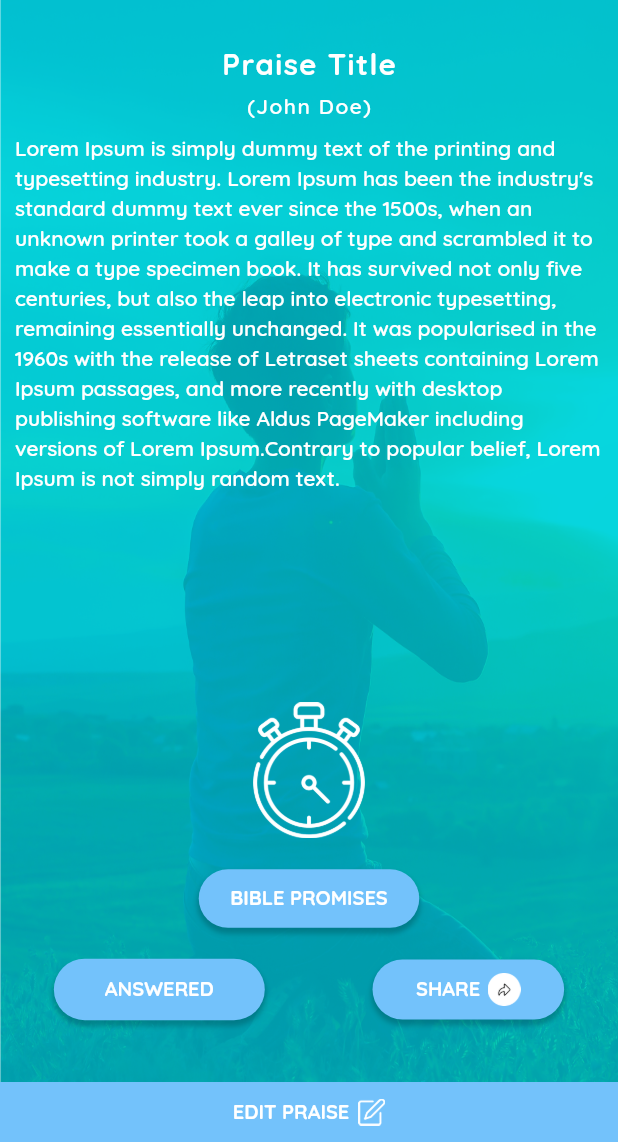
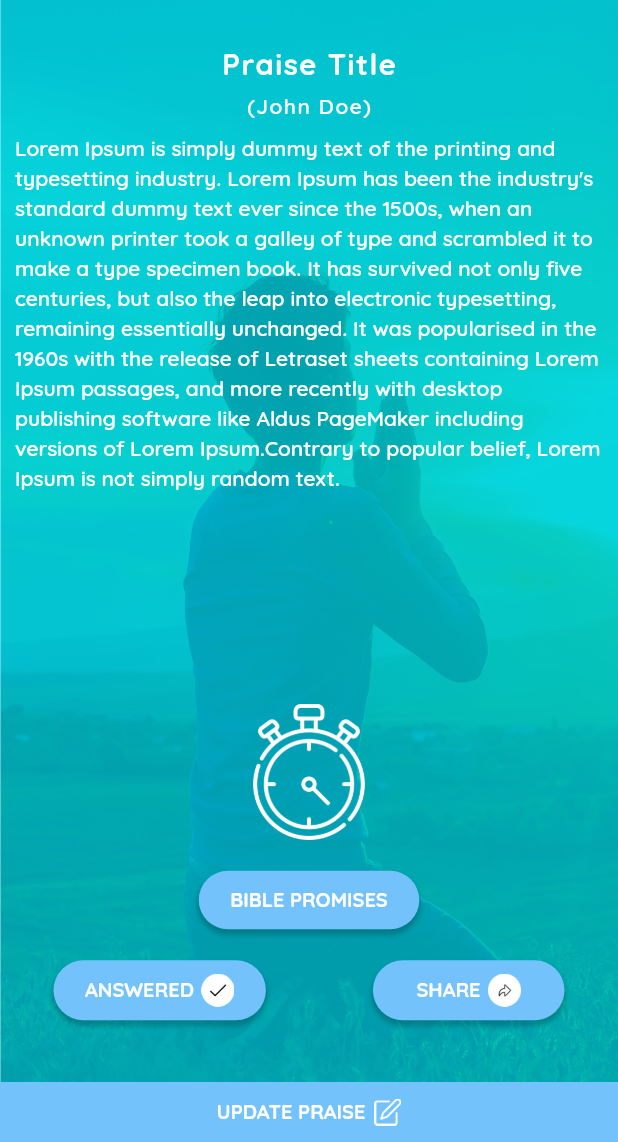
Before and after one commit to TorchPoint/PrayerApp, a Flutter app: the FinishPraiseScreen screen opened directly, on a phone screen of 412 x 824 dp, the part 94-1236 px from its top. Run offline on Flutter 3.47's test engine with Material 2 defaults, Android fonts, the phone set to English and light mode, and no system bars; our stand-ins replace another_flushbar, bubble_tab_indicator, contacts_service, fluttertoast, font_awesome_flutter, mask_text_input_formatter and 4 more; missing offline and left inert: flutter_cupertino_date_picker_fork, share_extend, textfield_search.

Commit message:
ui_changes_done

```diff
--- a/lib/add_praise/screens/add_praise_screen.dart
+++ b/lib/add_praise/screens/add_praise_screen.dart
@@ -270,15 +270,15 @@ class _AddPraiseScreenState extends State<AddPraiseScreen> {
   Widget _addPraiseButtonWidget()
   {
     return CustomRaisedButton(
-      containerWidth: MediaQuery.of(context).size.width*0.85,
-      containerHeight: MediaQuery.of(context).size.height*0.075,
+      containerWidth: MediaQuery.of(context).size.width*0.65,
+      containerHeight: MediaQuery.of(context).size.height*0.07,
       buttonColor: AppColors.BUTTON_COLOR,
       borderColor: AppColors.BUTTON_COLOR,
       elevation: 7.0,
       buttonText: widget.praiseButtonText,
       textColor: AppColors.WHITE_COLOR,
       fontWeight: FontWeight.w700,
-      fontSize: 1.25,
+      fontSize: 1.3,
       onPressed: (){
         if(_addPraiseKey.currentState.validate())
         {
--- a/lib/add_prayer/screens/add_prayer_screen.dart
+++ b/lib/add_prayer/screens/add_prayer_screen.dart
@@ -272,15 +272,15 @@ class _AddPrayerScreenState extends State<AddPrayerScreen> {
   Widget _addPrayerButtonWidget()
   {
     return CustomRaisedButton(
-      containerWidth: MediaQuery.of(context).size.width*0.85,
-      containerHeight: MediaQuery.of(context).size.height*0.075,
+      containerWidth: MediaQuery.of(context).size.width*0.65,
+      containerHeight: MediaQuery.of(context).size.height*0.07,
       buttonColor: AppColors.BUTTON_COLOR,
       borderColor: AppColors.BUTTON_COLOR,
       elevation: 7.0,
       buttonText: widget.prayerButtonText,
       textColor: AppColors.WHITE_COLOR,
       fontWeight: FontWeight.w700,
-      fontSize: 1.25,
+      fontSize: 1.3,
       onPressed: (){
         if(_addPrayerKey.currentState.validate())
         {
--- a/lib/drawer/drawer_screen.dart
+++ b/lib/drawer/drawer_screen.dart
@@ -2,6 +2,7 @@ import 'package:flutter/material.dart';
 import 'package:prayer_hybrid_app/auth/screens/auth_main_screen.dart';
 import 'package:prayer_hybrid_app/home/home_screen.dart';
 import 'package:prayer_hybrid_app/prayer_group/screens/create_prayer_group_screen.dart';
+import 'package:prayer_hybrid_app/prayer_group/screens/prayer_group_list_screen.dart';
 import 'package:prayer_hybrid_app/prayer_praise_info/screens/prayer_praise_tab_screen.dart';
 import 'package:prayer_hybrid_app/utils/app_colors.dart';
 import 'package:prayer_hybrid_app/utils/app_strings.dart';
@@ -316,7 +317,8 @@ class _DrawerScreenState extends State<DrawerScreen> with SingleTickerProviderSt
     else if(navigateIndex == 4)
     {
       AppNavigation.navigatorPop(context);
-      AppNavigation.navigateTo(context, CreatePrayerGroupScreen());
+      // AppNavigation.navigateTo(context, CreatePrayerGroupScreen());
+      AppNavigation.navigateTo(context, PrayerGroupListScreen());
     }
     //For Report
     else if(navigateIndex == 5)
--- a/lib/prayer_praise_info/screens/finish_praise_screen.dart
+++ b/lib/prayer_praise_info/screens/finish_praise_screen.dart
@@ -18,7 +18,7 @@ class FinishPraiseScreen extends StatefulWidget {
 
 class _FinishPraiseScreenState extends State<FinishPraiseScreen> {
 
-  bool answerTick = false;
+  bool answerTick = true;
   StopWatchAlertScreen stopWatchAlertScreen = StopWatchAlertScreen();
 
   @override
@@ -112,7 +112,7 @@ class _FinishPraiseScreenState extends State<FinishPraiseScreen> {
       },
       trailingIconPath: AssetPaths.CANCEL_ICON,
       trailingTap: (){
-        print("Cancel Icon");
+        AppNavigation.navigatorPop(context);
       },
     );
   }
@@ -168,10 +168,10 @@ class _FinishPraiseScreenState extends State<FinishPraiseScreen> {
       suffixImagePath: answerTick == true ? AssetPaths.ANSWERED_ICON : null,
       onTap: (){
         print("Answered");
-        setState(() {
-          answerTick = !answerTick;
-        });
-        AppNavigation.navigatorPop(context);
+        // setState(() {
+        //   answerTick = !answerTick;
+        // });
+        //AppNavigation.navigatorPop(context);
       },
     );
   }
@@ -198,7 +198,7 @@ class _FinishPraiseScreenState extends State<FinishPraiseScreen> {
   {
     return GestureDetector(
       onTap: (){
-        AppNavigation.navigateTo(context, AddPraiseScreen(praiseButtonText: AppStrings.EDIT_PRAISE_TEXT.toUpperCase(),));
+        AppNavigation.navigateTo(context, AddPraiseScreen(praiseButtonText: AppStrings.UPDATE_PRAISE_TEXT.toUpperCase(),));
       },
       child: Container(
         width: MediaQuery.of(context).size.width,
@@ -207,7 +207,7 @@ class _FinishPraiseScreenState extends State<FinishPraiseScreen> {
         child: Row(
           mainAxisAlignment: MainAxisAlignment.center,
           children: [
-            Text(AppStrings.EDIT_PRAISE_TEXT.toUpperCase(),style: TextStyle(color: AppColors.WHITE_COLOR,fontWeight: FontWeight.w700),textScaleFactor: 0.95,),
+            Text(AppStrings.UPDATE_PRAISE_TEXT.toUpperCase(),style: TextStyle(color: AppColors.WHITE_COLOR,fontWeight: FontWeight.w700),textScaleFactor: 0.95,),
             SizedBox(width: 6.0,),
             Image.asset(AssetPaths.EDIT_ICON,width: 18.0,)
           ],
--- a/lib/prayer_praise_info/screens/finish_praying_screen.dart
+++ b/lib/prayer_praise_info/screens/finish_praying_screen.dart
@@ -112,7 +112,7 @@ class _FinishPrayingScreenState extends State<FinishPrayingScreen> {
       },
       trailingIconPath: AssetPaths.CANCEL_ICON,
       trailingTap: (){
-        print("Cancel Icon");
+        AppNavigation.navigatorPop(context);
       },
     );
   }
@@ -172,7 +172,7 @@ class _FinishPrayingScreenState extends State<FinishPrayingScreen> {
           answerTick = !answerTick;
         });
 
-        AppNavigation.navigatorPop(context);
+        //AppNavigation.navigatorPop(context);
       },
     );
   }
@@ -198,7 +198,7 @@ class _FinishPrayingScreenState extends State<FinishPrayingScreen> {
   {
     return GestureDetector(
       onTap: (){
-        AppNavigation.navigateTo(context, AddPrayerScreen(prayerButtonText: AppStrings.EDIT_PRAYER_TEXT.toUpperCase()));
+        AppNavigation.navigateTo(context, AddPrayerScreen(prayerButtonText: AppStrings.UPDATE_PRAYER_TEXT.toUpperCase()));
       },
       child: Container(
         width: MediaQuery.of(context).size.width,
@@ -207,7 +207,7 @@ class _FinishPrayingScreenState extends State<FinishPrayingScreen> {
         child: Row(
           mainAxisAlignment: MainAxisAlignment.center,
           children: [
-            Text(AppStrings.EDIT_PRAYER_TEXT.toUpperCase(),style: TextStyle(color: AppColors.WHITE_COLOR,fontWeight: FontWeight.w700),textScaleFactor: 0.95,),
+            Text(AppStrings.UPDATE_PRAYER_TEXT.toUpperCase(),style: TextStyle(color: AppColors.WHITE_COLOR,fontWeight: FontWeight.w700),textScaleFactor: 0.95,),
             SizedBox(width: 6.0,),
             Image.asset(AssetPaths.EDIT_ICON,width: 18.0,)
           ],
--- a/lib/prayer_praise_info/screens/praise_list_screen.dart
+++ b/lib/prayer_praise_info/screens/praise_list_screen.dart
@@ -16,7 +16,7 @@ class PraiseListScreen extends StatefulWidget {
 class _PraiseListScreenState extends State<PraiseListScreen> {
   TextEditingController _searchController = TextEditingController();
   int selectIndex = 0;
-  List<String> prayerList = ["Test","Marriage","Car","Medical Emergency","Loan","Mom","Test","Marriage","Car","Medical Emergency","Loan","Mom"];
+  List<String> prayerList = ["Test","Marriage","Car","Medical Emergency","Loan"];
   @override
   Widget build(BuildContext context) {
     return Column(
@@ -158,8 +158,8 @@ class _PraiseListScreenState extends State<PraiseListScreen> {
   Widget _addNewPrayerButtonWidget()
   {
     return CustomRaisedButton(
-      containerWidth: MediaQuery.of(context).size.width*0.75,
-      containerHeight: MediaQuery.of(context).size.height*0.072,
+      containerWidth: MediaQuery.of(context).size.width*0.65,
+      containerHeight: MediaQuery.of(context).size.height*0.065,
       buttonColor: AppColors.BUTTON_COLOR,
       borderColor: AppColors.BUTTON_COLOR,
       elevation: 7.0,
--- a/lib/prayer_praise_info/screens/prayers_list_screen.dart
+++ b/lib/prayer_praise_info/screens/prayers_list_screen.dart
@@ -16,7 +16,7 @@ class PrayersListScreen extends StatefulWidget {
 class _PrayersListScreenState extends State<PrayersListScreen> {
   TextEditingController _searchController = TextEditingController();
   int selectIndex = 0;
-  List<String> prayerList = ["Test","Marriage","Car","Medical Emergency","Loan","Mom","Medical Emergency","Loan","Mom"];
+  List<String> prayerList = ["Test","Marriage","Car","Medical Emergency","Loan"];
   @override
   Widget build(BuildContext context) {
     return Column(
@@ -158,8 +158,8 @@ class _PrayersListScreenState extends State<PrayersListScreen> {
   Widget _addNewPraiseButtonWidget()
   {
     return CustomRaisedButton(
-      containerWidth: MediaQuery.of(context).size.width*0.75,
-      containerHeight: MediaQuery.of(context).size.height*0.072,
+      containerWidth: MediaQuery.of(context).size.width*0.65,
+      containerHeight: MediaQuery.of(context).size.height*0.065,
       buttonColor: AppColors.BUTTON_COLOR,
       borderColor: AppColors.BUTTON_COLOR,
       elevation: 7.0,
--- a/lib/subscription/screens/buy_now_subscription.dart
+++ b/lib/subscription/screens/buy_now_subscription.dart
@@ -58,7 +58,7 @@ class _BuyNowSubscriptionState extends State<BuyNowSubscription> {
       },
       trailingIconPath: AssetPaths.CANCEL_ICON,
       trailingTap: (){
-        print("Cancel Icon");
+        AppNavigation.navigatorPop(context);
       },
     );
   }
--- a/lib/subscription/screens/pay_subscription_screen.dart
+++ b/lib/subscription/screens/pay_subscription_screen.dart
@@ -55,6 +55,7 @@ class _PaySubscriptionState extends State<PaySubscription> {
       trailingIconPath: AssetPaths.CANCEL_ICON,
       trailingTap: (){
         print("Cancel Icon");
+        AppNavigation.navigatorPop(context);
       },
     );
   }
--- a/lib/utils/app_strings.dart
+++ b/lib/utils/app_strings.dart
@@ -30,9 +30,9 @@ class AppStrings
   static const String LOGOUT_TEXT = "Logout";
   static const String DESCRIPTION_TEXT = "Description";
   static const String ADD_PRAYER_TEXT = "Add Prayer";
-  static const String EDIT_PRAYER_TEXT = "Edit Prayer";
+  static const String UPDATE_PRAYER_TEXT = "Update Prayer";
   static const String ADD_PRAISE_TEXT = "Add Praise";
-  static const String EDIT_PRAISE_TEXT = "Edit Praise";
+  static const String UPDATE_PRAISE_TEXT = "Update Praise";
   static const String PRAY_NOW_TEXT = "Pray Now";
   static const String BIBLE_TEXT = "The Bible";
   static const String PRAYER_PARTNERS_TEXT = "Prayer Partners";
```
Also changed, not shown: lib/bible/screens/bible_tab_screen.dart (+4 -4 lines), lib/prayer_group/screens/create_prayer_group_screen.dart (+11 -10 lines), lib/prayer_group/screens/prayer_group_list_screen.dart (+6 -4 lines), lib/prayer_praise_info/screens/stop_watch_alert_screen.dart (+10 -9 lines), lib/reminder_calendar/screens/reminder_screen.dart (+13 -5 lines).
